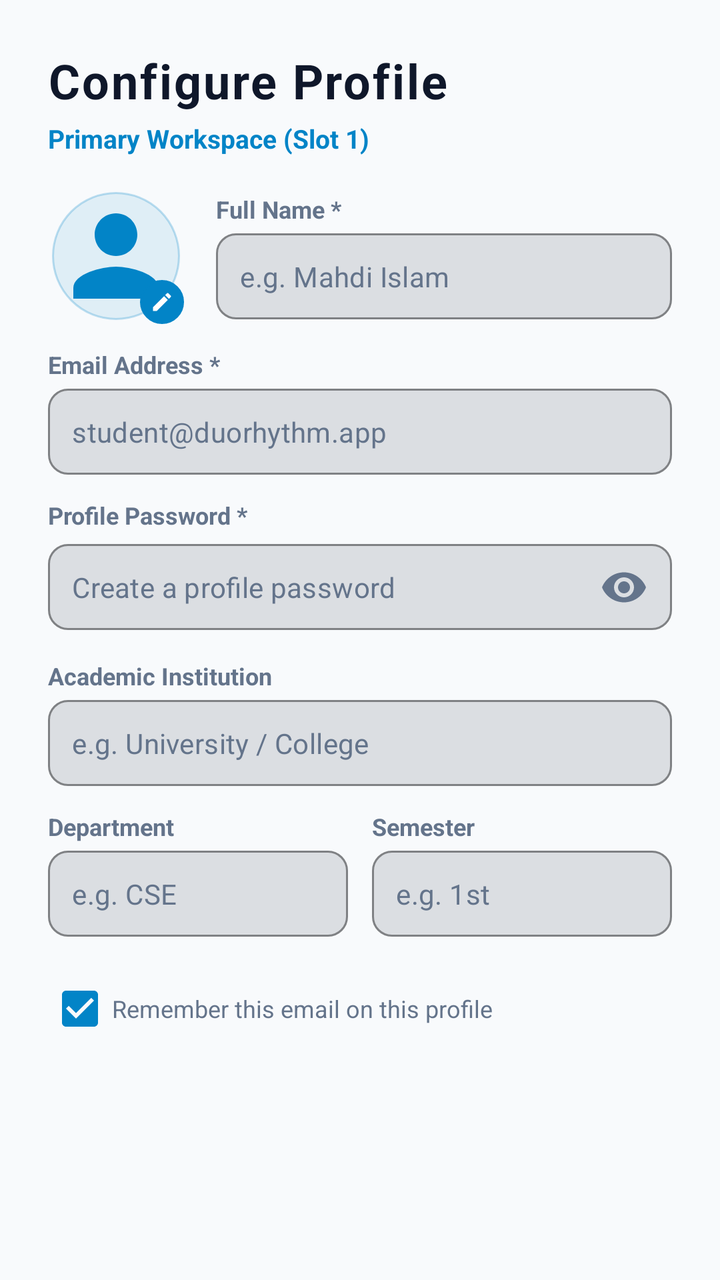
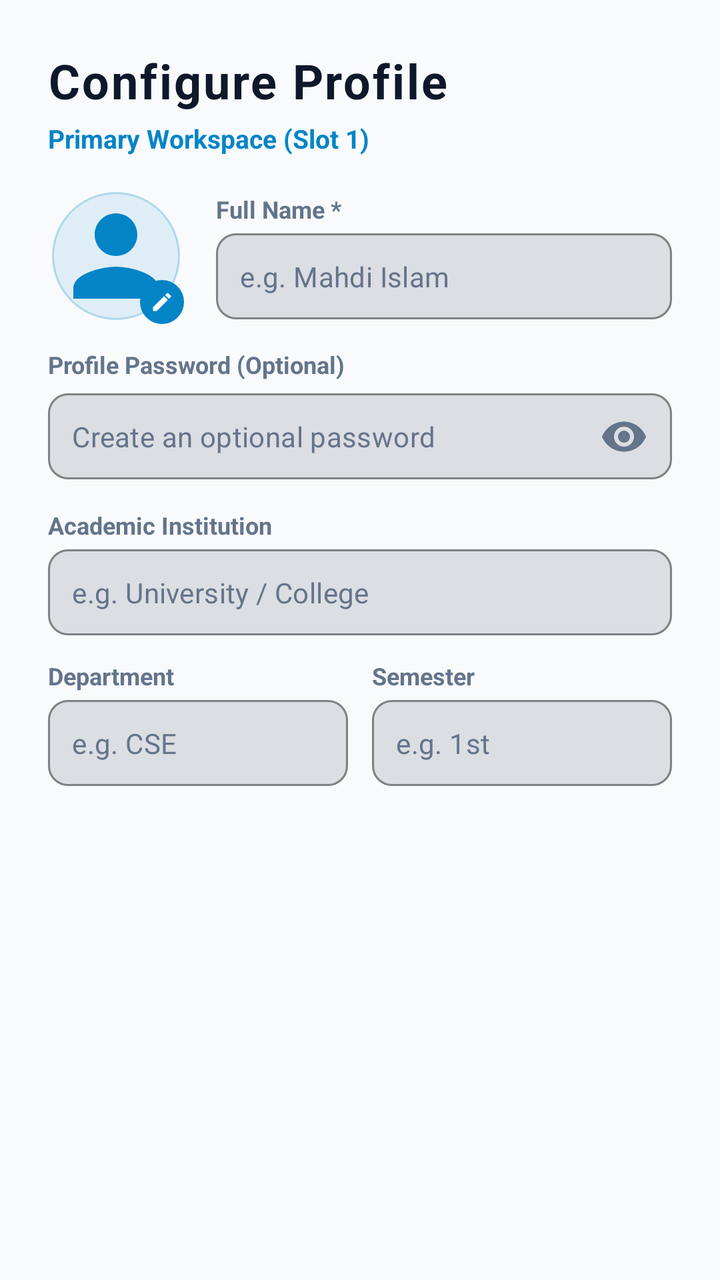

Screens rendered from an Android XML layout before and after an edit, with the pre-edit source and the edit as a unified diff.
<!-- AndroidManifest.xml: application theme Theme.LifeSync -->
<!-- res/layout/item_onboarding_profile.xml -->
<?xml version="1.0" encoding="utf-8"?>
<ScrollView xmlns:android="http://schemas.android.com/apk/res/android"
    xmlns:app="http://schemas.android.com/apk/res-auto"
    android:layout_width="match_parent"
    android:layout_height="match_parent"
    android:fillViewport="true">

    <LinearLayout
        android:layout_width="match_parent"
        android:layout_height="wrap_content"
        android:orientation="vertical"
        android:paddingHorizontal="24dp"
        android:paddingVertical="24dp">

        <TextView
            android:layout_width="wrap_content"
            android:layout_height="wrap_content"
            android:letterSpacing="0.04"
            android:text="Configure Profile"
            android:textColor="@color/text_primary"
            android:textSize="24sp"
            android:textStyle="bold" />

        <TextView
            android:layout_width="wrap_content"
            android:layout_height="wrap_content"
            android:layout_marginTop="4dp"
            android:text="Primary Workspace (Slot 1)"
            android:textColor="@color/primary"
            android:textSize="13sp"
            android:textStyle="bold" />

        
        <LinearLayout
            android:layout_width="match_parent"
            android:layout_height="wrap_content"
            android:layout_marginTop="16dp"
            android:gravity="center_vertical"
            android:orientation="horizontal">

            <FrameLayout
                android:id="@+id/containerOnboardingAvatar"
                android:layout_width="68dp"
                android:layout_height="68dp"
                android:clickable="true"
                android:contentDescription="Pick Avatar"
                android:focusable="true">

                <ImageView
                    android:id="@+id/ivOnboardingAvatar"
                    android:layout_width="64dp"
                    android:layout_height="64dp"
                    android:layout_gravity="center"
                    android:background="@drawable/bg_avatar_circle"
                    android:scaleType="centerCrop"
                    android:src="@drawable/ic_person"
                    app:tint="@color/neon_cyan" />

                <FrameLayout
                    android:layout_width="22dp"
                    android:layout_height="22dp"
                    android:layout_gravity="bottom|end"
                    android:background="@drawable/bg_glass_squircle_action"
                    android:backgroundTint="@color/primary">

                    <ImageView
                        android:layout_width="12dp"
                        android:layout_height="12dp"
                        android:layout_gravity="center"
                        android:src="@drawable/ic_edit"
                        app:tint="@color/white" />
                </FrameLayout>
            </FrameLayout>

            <LinearLayout
                android:layout_width="0dp"
                android:layout_height="wrap_content"
                android:layout_marginStart="16dp"
                android:layout_weight="1"
                android:orientation="vertical">

                <TextView
                    android:layout_width="wrap_content"
                    android:layout_height="wrap_content"
                    android:text="Full Name *"
                    android:textColor="@color/text_secondary"
                    android:textSize="12sp"
                    android:textStyle="bold" />

                <com.google.android.material.textfield.TextInputLayout
                    android:layout_width="match_parent"
                    android:layout_height="wrap_content"
                    android:layout_marginTop="4dp"
                    app:boxBackgroundMode="outline"
                    app:boxCornerRadiusBottomEnd="10dp"
                    app:boxCornerRadiusBottomStart="10dp"
                    app:boxCornerRadiusTopEnd="10dp"
                    app:boxCornerRadiusTopStart="10dp"
                    app:boxStrokeColor="@color/primary"
                    app:hintEnabled="false">

                    <com.google.android.material.textfield.TextInputEditText
                        android:id="@+id/etOnboardingName"
                        android:layout_width="match_parent"
                        android:layout_height="wrap_content"
                        android:hint="e.g. Mahdi Islam"
                        android:imeOptions="actionNext"
                        android:inputType="textPersonName"
                        android:padding="12dp"
                        android:textColor="@color/text_primary"
                        android:textColorHint="@color/text_secondary"
                        android:textSize="14sp" />
                </com.google.android.material.textfield.TextInputLayout>
            </LinearLayout>
        </LinearLayout>

        
        <TextView
            android:layout_width="wrap_content"
            android:layout_height="wrap_content"
            android:layout_marginTop="12dp"
            android:text="Email Address *"
            android:textColor="@color/text_secondary"
            android:textSize="12sp"
            android:textStyle="bold" />

        <com.google.android.material.textfield.TextInputLayout
            android:layout_width="match_parent"
            android:layout_height="wrap_content"
            android:layout_marginTop="4dp"
            app:boxBackgroundMode="outline"
            app:boxCornerRadiusBottomEnd="10dp"
            app:boxCornerRadiusBottomStart="10dp"
            app:boxCornerRadiusTopEnd="10dp"
            app:boxCornerRadiusTopStart="10dp"
            app:boxStrokeColor="@color/primary"
            app:hintEnabled="false">

            <com.google.android.material.textfield.TextInputEditText
                android:id="@+id/etOnboardingEmail"
                android:layout_width="match_parent"
                android:layout_height="wrap_content"
                android:hint="student@duorhythm.app"
                android:imeOptions="actionNext"
                android:inputType="textEmailAddress"
                android:padding="12dp"
                android:textColor="@color/text_primary"
                android:textColorHint="@color/text_secondary"
                android:textSize="14sp" />
        </com.google.android.material.textfield.TextInputLayout>

        
        <TextView
            android:layout_width="wrap_content"
            android:layout_height="wrap_content"
            android:layout_marginTop="12dp"
            android:text="Profile Password *"
            android:textColor="@color/text_secondary"
            android:textSize="12sp"
            android:textStyle="bold" />

        <com.google.android.material.textfield.TextInputLayout
            android:layout_width="match_parent"
            android:layout_height="wrap_content"
            android:layout_marginTop="4dp"
            app:boxBackgroundMode="outline"
            app:boxCornerRadiusBottomEnd="10dp"
            app:boxCornerRadiusBottomStart="10dp"
            app:boxCornerRadiusTopEnd="10dp"
            app:boxCornerRadiusTopStart="10dp"
            app:boxStrokeColor="@color/primary"
            app:hintEnabled="false"
            app:passwordToggleEnabled="true"
            app:passwordToggleTint="@color/text_secondary">

            <com.google.android.material.textfield.TextInputEditText
                android:id="@+id/etOnboardingPassword"
                android:layout_width="match_parent"
                android:layout_height="wrap_content"
                android:hint="Create a profile password"
                android:imeOptions="actionNext"
                android:inputType="textPassword"
                android:padding="12dp"
                android:textColor="@color/text_primary"
                android:textColorHint="@color/text_secondary"
                android:textSize="14sp" />
        </com.google.android.material.textfield.TextInputLayout>

        
        <TextView
            android:layout_width="wrap_content"
            android:layout_height="wrap_content"
            android:layout_marginTop="12dp"
            android:text="Academic Institution"
            android:textColor="@color/text_secondary"
            android:textSize="12sp"
            android:textStyle="bold" />

        <com.google.android.material.textfield.TextInputLayout
            android:layout_width="match_parent"
            android:layout_height="wrap_content"
            android:layout_marginTop="4dp"
            app:boxBackgroundMode="outline"
            app:boxCornerRadiusBottomEnd="10dp"
            app:boxCornerRadiusBottomStart="10dp"
            app:boxCornerRadiusTopEnd="10dp"
            app:boxCornerRadiusTopStart="10dp"
            app:boxStrokeColor="@color/primary"
            app:hintEnabled="false">

            <com.google.android.material.textfield.TextInputEditText
                android:id="@+id/etOnboardingInstitution"
                android:layout_width="match_parent"
                android:layout_height="wrap_content"
                android:hint="e.g. University / College"
                android:imeOptions="actionNext"
                android:inputType="textCapWords"
                android:padding="12dp"
                android:textColor="@color/text_primary"
                android:textColorHint="@color/text_secondary"
                android:textSize="14sp" />
        </com.google.android.material.textfield.TextInputLayout>

        
        <LinearLayout
            android:layout_width="match_parent"
            android:layout_height="wrap_content"
            android:layout_marginTop="12dp"
            android:orientation="horizontal">

            <LinearLayout
                android:layout_width="0dp"
                android:layout_height="wrap_content"
                android:layout_marginEnd="6dp"
                android:layout_weight="1"
                android:orientation="vertical">

                <TextView
                    android:layout_width="wrap_content"
                    android:layout_height="wrap_content"
                    android:text="Department"
                    android:textColor="@color/text_secondary"
                    android:textSize="12sp"
                    android:textStyle="bold" />

                <com.google.android.material.textfield.TextInputLayout
                    android:layout_width="match_parent"
                    android:layout_height="wrap_content"
                    android:layout_marginTop="4dp"
                    app:boxBackgroundMode="outline"
                    app:boxCornerRadiusBottomEnd="10dp"
                    app:boxCornerRadiusBottomStart="10dp"
                    app:boxCornerRadiusTopEnd="10dp"
                    app:boxCornerRadiusTopStart="10dp"
                    app:boxStrokeColor="@color/primary"
                    app:hintEnabled="false">

                    <com.google.android.material.textfield.TextInputEditText
                        android:id="@+id/etOnboardingDepartment"
                        android:layout_width="match_parent"
                        android:layout_height="wrap_content"
                        android:hint="e.g. CSE"
                        android:imeOptions="actionNext"
                        android:inputType="textCapWords"
                        android:padding="12dp"
                        android:textColor="@color/text_primary"
                        android:textColorHint="@color/text_secondary"
                        android:textSize="14sp" />
                </com.google.android.material.textfield.TextInputLayout>
            </LinearLayout>

            <LinearLayout
                android:layout_width="0dp"
                android:layout_height="wrap_content"
                android:layout_marginStart="6dp"
                android:layout_weight="1"
                android:orientation="vertical">

                <TextView
                    android:layout_width="wrap_content"
                    android:layout_height="wrap_content"
                    android:text="Semester"
                    android:textColor="@color/text_secondary"
                    android:textSize="12sp"
                    android:textStyle="bold" />

                <com.google.android.material.textfield.TextInputLayout
                    android:layout_width="match_parent"
                    android:layout_height="wrap_content"
                    android:layout_marginTop="4dp"
                    app:boxBackgroundMode="outline"
                    app:boxCornerRadiusBottomEnd="10dp"
                    app:boxCornerRadiusBottomStart="10dp"
                    app:boxCornerRadiusTopEnd="10dp"
                    app:boxCornerRadiusTopStart="10dp"
                    app:boxStrokeColor="@color/primary"
                    app:hintEnabled="false">

                    <com.google.android.material.textfield.TextInputEditText
                        android:id="@+id/etOnboardingSemester"
                        android:layout_width="match_parent"
                        android:layout_height="wrap_content"
                        android:hint="e.g. 1st"
                        android:imeOptions="actionDone"
                        android:inputType="textCapWords"
                        android:padding="12dp"
                        android:textColor="@color/text_primary"
                        android:textColorHint="@color/text_secondary"
                        android:textSize="14sp" />
                </com.google.android.material.textfield.TextInputLayout>
            </LinearLayout>
        </LinearLayout>

        
        <CheckBox
            android:id="@+id/cbOnboardingRememberEmail"
            android:layout_width="match_parent"
            android:layout_height="wrap_content"
            android:layout_marginTop="12dp"
            android:buttonTint="@color/primary"
            android:checked="true"
            android:text="Remember this email on this profile"
            android:textColor="@color/text_secondary"
            android:textSize="12sp" />

    </LinearLayout>
</ScrollView>
<!-- resources referenced by this layout -->
<resources>
  <color name="neon_cyan">#0284C7</color>
  <color name="primary">#0284C7</color>
  <color name="text_primary">#0F172A</color>
  <color name="text_secondary">#64748B</color>
  <color name="white">#FFFFFF</color>
  <!-- drawable bg_avatar_circle (drawable) -->
  <?xml version="1.0" encoding="utf-8"?>
  <shape xmlns:android="http://schemas.android.com/apk/res/android"
      android:shape="oval">
      <solid android:color="#1A0284C7" />
      <stroke
          android:width="1dp"
          android:color="#400284C7" />
  </shape>
  <!-- drawable bg_glass_squircle_action (drawable) -->
  <?xml version="1.0" encoding="utf-8"?>
  <ripple xmlns:android="http://schemas.android.com/apk/res/android"
      android:color="#200284C7">
      <item>
          <shape android:shape="rectangle">
              <corners android:radius="16dp" />
              <solid android:color="@color/surface_variant" />
              <stroke
                  android:width="1dp"
                  android:color="@color/card_stroke" />
          </shape>
      </item>
  </ripple>
  <!-- drawable ic_edit (drawable) -->
  <vector xmlns:android="http://schemas.android.com/apk/res/android"
      android:width="24dp"
      android:height="24dp"
      android:viewportWidth="24"
      android:viewportHeight="24">
      <path
          android:fillColor="@android:color/white"
          android:pathData="M3,17.25V21h3.75L17.81,9.94l-3.75,-3.75L3,17.25zM20.71,7.04c0.39,-0.39 0.39,-1.02 0,-1.41l-2.34,-2.34c-0.39,-0.39 -1.02,-0.39 -1.41,0l-1.83,1.83 3.75,3.75 1.83,-1.83z" />
  </vector>
  <!-- drawable ic_person (drawable) -->
  <vector xmlns:android="http://schemas.android.com/apk/res/android"
      android:width="24dp"
      android:height="24dp"
      android:viewportWidth="24"
      android:viewportHeight="24">
      <path
          android:fillColor="@color/neon_cyan"
          android:pathData="M12,12c2.21,0 4,-1.79 4,-4s-1.79,-4 -4,-4 -4,1.79 -4,4 1.79,4 4,4zm0,2c-2.67,0 -8,1.34 -8,4v2h16v-2c0,-2.66 -5.33,-4 -8,-4z"/>
  </vector>
  <color name="surface_variant">#F1F5F9</color>
  <color name="card_stroke">#E2E8F0</color>
  <color name="primary_variant">#0369A1</color>
  <color name="on_primary">#FFFFFF</color>
  <color name="secondary">#7C3AED</color>
  <color name="secondary_variant">#6D28D9</color>
  <color name="on_secondary">#FFFFFF</color>
  <color name="surface">#FFFFFF</color>
  <color name="background">#F8FAFC</color>
  <style name="CardElevationRounded" parent="Widget.MaterialComponents.CardView">
          <item name="cardCornerRadius">22dp</item>
          <item name="cardElevation">2dp</item>
          <item name="strokeWidth">1dp</item>
          <item name="strokeColor">@color/card_stroke</item>
          <item name="cardBackgroundColor">@color/surface_card</item>
      </style>
  <style name="DuoRhythmTextView" parent="android:Widget.TextView">
          <item name="android:lineSpacingExtra">2dp</item>
          <item name="android:fontFamily">sans-serif</item>
          <item name="android:includeFontPadding">true</item>
      </style>
  <style name="DuoRhythmEditText" parent="android:Widget.EditText">
          <item name="android:lineSpacingExtra">2dp</item>
          <item name="android:fontFamily">sans-serif</item>
          <item name="android:includeFontPadding">true</item>
          <item name="android:textColor">@color/text_primary</item>
          <item name="android:textColorHint">@color/text_secondary</item>
      </style>
  <color name="surface_card">#FFFFFF</color>
  <!-- unchanged entries left out for length: 1 -->
</resources>

<!-- the commit's change to res/layout/item_onboarding_profile.xml (unified diff, before → after) -->
@@ -119,42 +119,7 @@
             android:layout_width="wrap_content"
             android:layout_height="wrap_content"
             android:layout_marginTop="12dp"
-            android:text="Email Address *"
-            android:textColor="@color/text_secondary"
-            android:textSize="12sp"
-            android:textStyle="bold" />
-
-        <com.google.android.material.textfield.TextInputLayout
-            android:layout_width="match_parent"
-            android:layout_height="wrap_content"
-            android:layout_marginTop="4dp"
-            app:boxBackgroundMode="outline"
-            app:boxCornerRadiusBottomEnd="10dp"
-            app:boxCornerRadiusBottomStart="10dp"
-            app:boxCornerRadiusTopEnd="10dp"
-            app:boxCornerRadiusTopStart="10dp"
-            app:boxStrokeColor="@color/primary"
-            app:hintEnabled="false">
-
-            <com.google.android.material.textfield.TextInputEditText
-                android:id="@+id/etOnboardingEmail"
-                android:layout_width="match_parent"
-                android:layout_height="wrap_content"
-                android:hint="student@duorhythm.app"
-                android:imeOptions="actionNext"
-                android:inputType="textEmailAddress"
-                android:padding="12dp"
-                android:textColor="@color/text_primary"
-                android:textColorHint="@color/text_secondary"
-                android:textSize="14sp" />
-        </com.google.android.material.textfield.TextInputLayout>
-
-        
-        <TextView
-            android:layout_width="wrap_content"
-            android:layout_height="wrap_content"
-            android:layout_marginTop="12dp"
-            android:text="Profile Password *"
+            android:text="Profile Password (Optional)"
             android:textColor="@color/text_secondary"
             android:textSize="12sp"
             android:textStyle="bold" />
@@ -177,7 +142,7 @@
                 android:id="@+id/etOnboardingPassword"
                 android:layout_width="match_parent"
                 android:layout_height="wrap_content"
-                android:hint="Create a profile password"
+                android:hint="Create an optional password"
                 android:imeOptions="actionNext"
                 android:inputType="textPassword"
                 android:padding="12dp"
@@ -311,17 +276,5 @@
             </LinearLayout>
         </LinearLayout>
 
-        
-        <CheckBox
-            android:id="@+id/cbOnboardingRememberEmail"
-            android:layout_width="match_parent"
-            android:layout_height="wrap_content"
-            android:layout_marginTop="12dp"
-            android:buttonTint="@color/primary"
-            android:checked="true"
-            android:text="Remember this email on this profile"
-            android:textColor="@color/text_secondary"
-            android:textSize="12sp" />
-
     </LinearLayout>
 </ScrollView>
